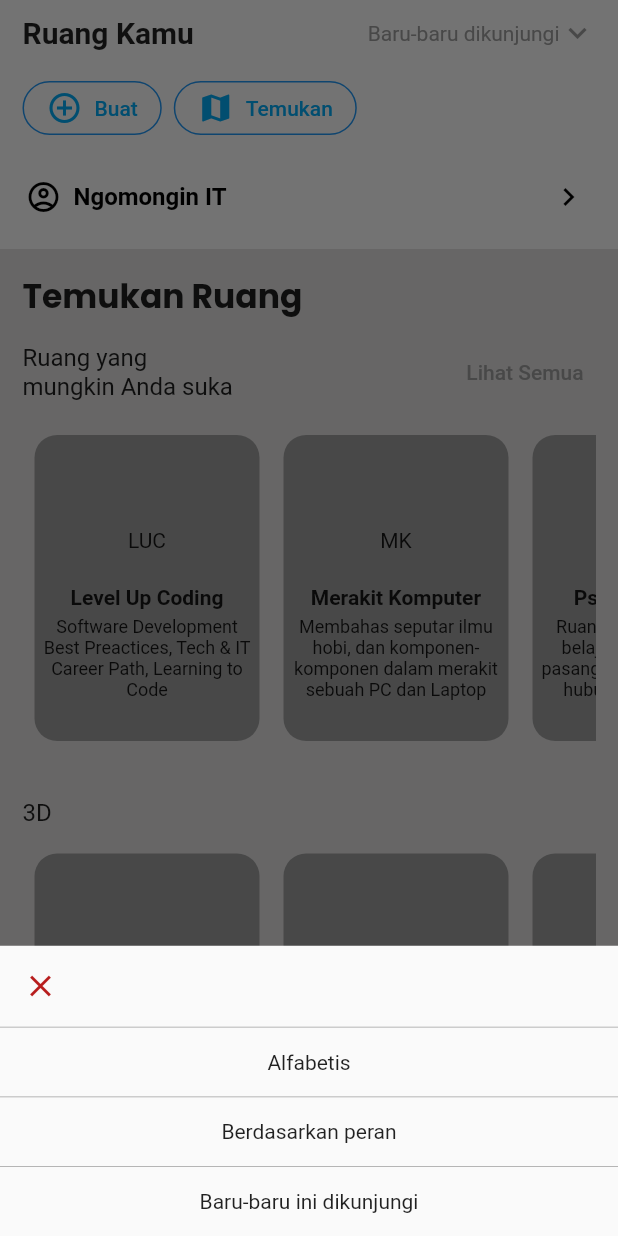
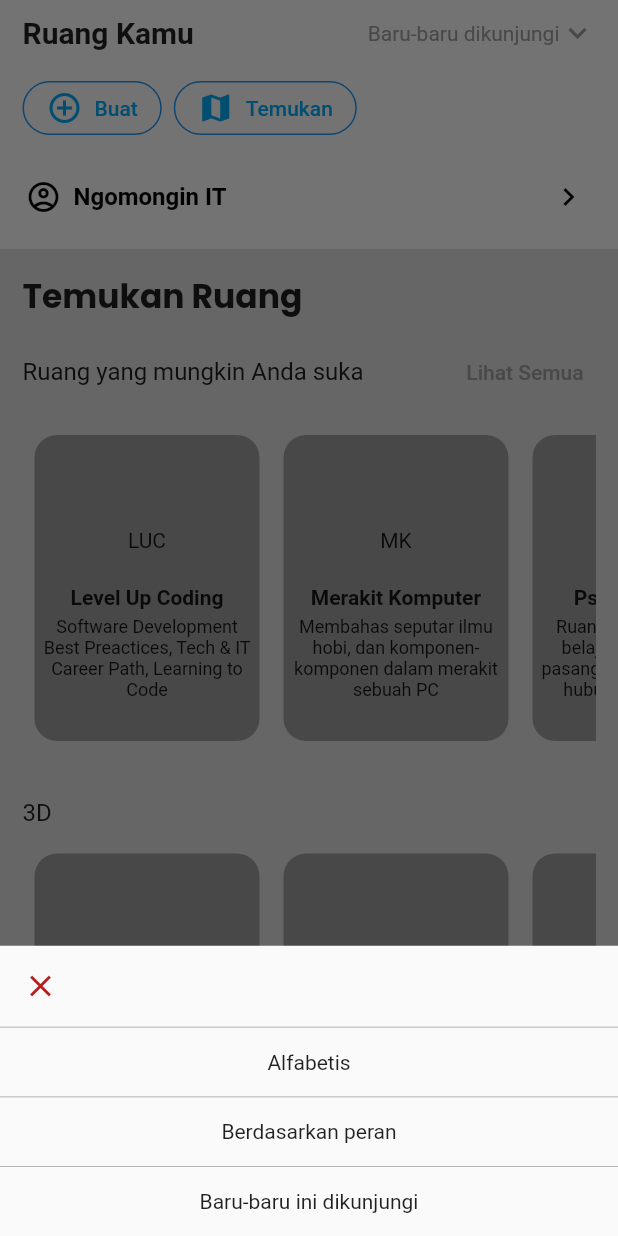
Before and after one commit to RNHDayat/fcafein, a Flutter app: the ScreenRuang screen opened directly, after a tap on "Baru-baru dikunjungi", on a phone screen of 412 x 824 dp. Run offline on Flutter 3.47's test engine with Material 2 defaults, Android fonts, the phone set to English and light mode, and no system bars; our stand-ins replace expandable_text, google_fonts, infinite_scroll_pagination, shared_preferences, sqflite; missing offline and left inert: pointycastle; accounts and stored records are empty; network calls fail.

Commit message:
memperbaiki tampilan screen

```diff
--- a/lib/components/listItem.dart
+++ b/lib/components/listItem.dart
@@ -13,7 +13,7 @@ class listItem extends StatelessWidget {
     {
       "name": "Merakit Komputer",
       "description":
-          "Membahas seputar ilmu hobi, dan komponen-komponen dalam merakit sebuah PC dan Laptop",
+          "Membahas seputar ilmu hobi, dan komponen-komponen dalam merakit sebuah PC",
       "image": "https://via.placeholder.com/150"
     },
     {
--- a/lib/screens/screen_ruang.dart
+++ b/lib/screens/screen_ruang.dart
@@ -259,13 +259,10 @@ class _ScreenRuangState extends State<ScreenRuang> {
                         ),
                         Row(
                           children: [
-                            Expanded(
-                              child: const Text(
-                                "Ruang yang mungkin Anda suka",
-                                style: TextStyle(
-                                    fontWeight: FontWeight.normal,
-                                    fontSize: 16),
-                              ),
+                            Text(
+                              "Ruang yang mungkin Anda suka",
+                              style: TextStyle(
+                                  fontWeight: FontWeight.normal, fontSize: 16),
                             ),
                             const Spacer(),
                             TextButton(
```
